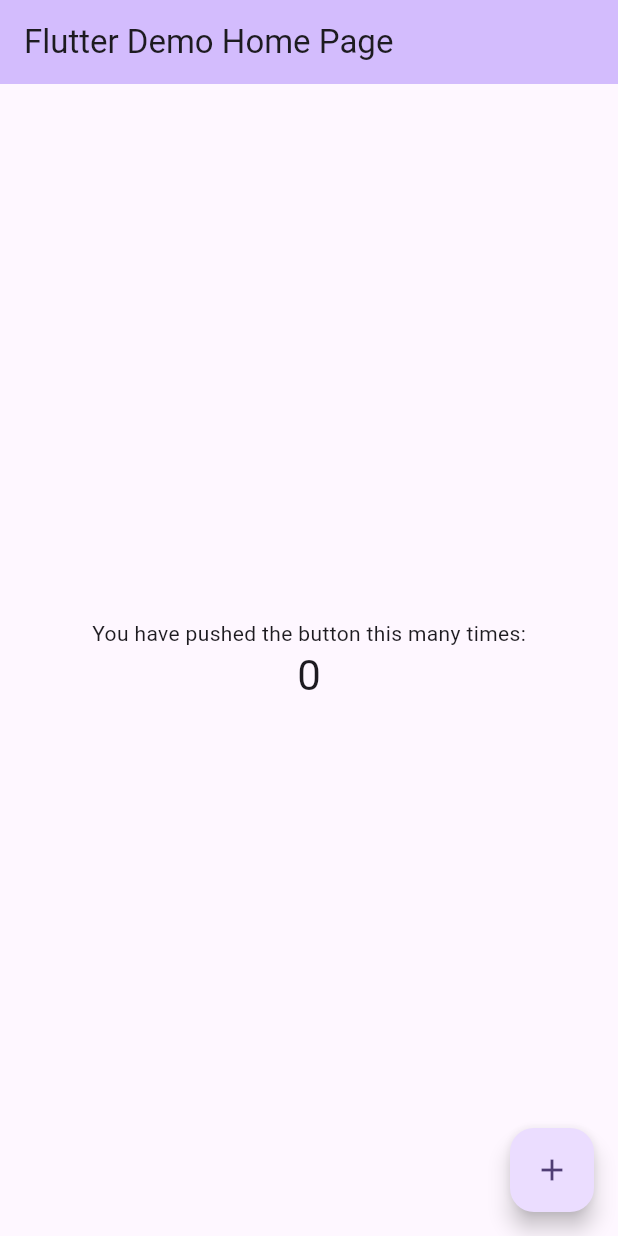
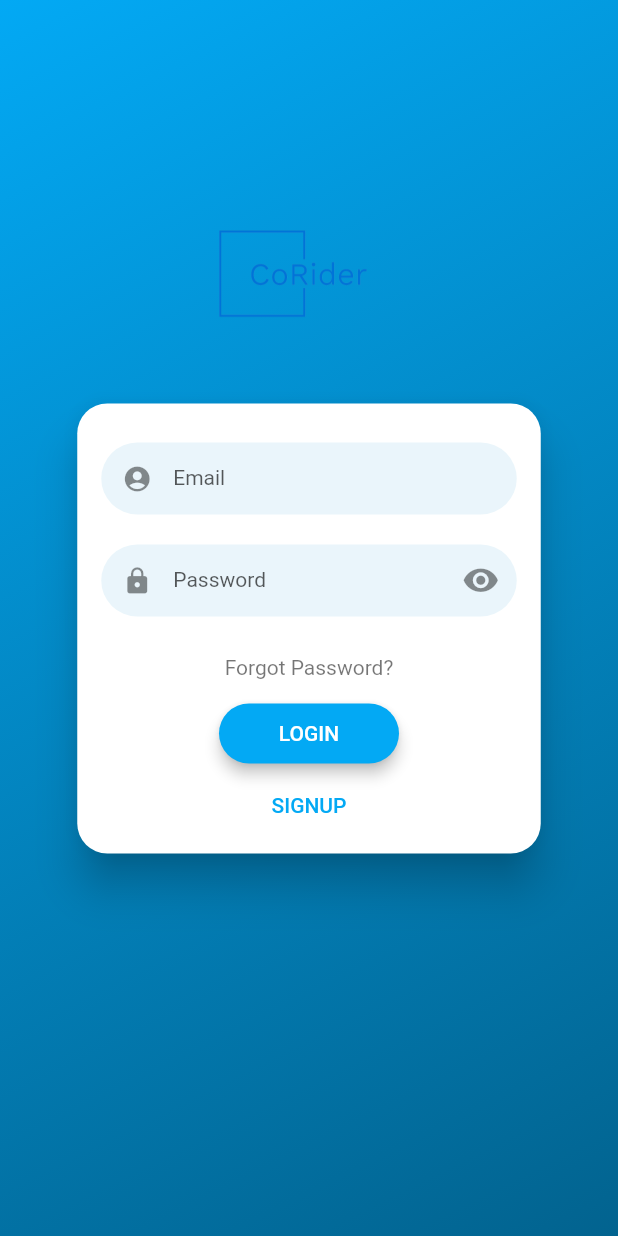
Before and after one commit to Svision/CoRider, a Flutter app: the screen it shows after launch, on a phone screen of 412 x 824 dp. Run offline on Flutter 3.47's test engine with Material 2 defaults, Android fonts, the phone set to English and light mode, and no system bars; drawn by our look-alikes of flutter_login; our stand-ins replace firebase_core; accounts and stored records are empty.

Commit message:
Add login

```diff
--- a/lib/main.dart
+++ b/lib/main.dart
@@ -1,3 +1,4 @@
+import 'package:corider/screens/login.dart';
 import 'package:flutter/material.dart';
 import 'package:firebase_core/firebase_core.dart';
 import 'firebase_options.dart';
@@ -17,115 +18,11 @@ class MyApp extends StatelessWidget {
   @override
   Widget build(BuildContext context) {
     return MaterialApp(
-      title: 'Flutter Demo',
+      title: 'CoRider',
       theme: ThemeData(
-        // This is the theme of your application.
-        //
-        // TRY THIS: Try running your application with "flutter run". You'll see
-        // the application has a blue toolbar. Then, without quitting the app,
-        // try changing the seedColor in the colorScheme below to Colors.green
-        // and then invoke "hot reload" (save your changes or press the "hot
-        // reload" button in a Flutter-supported IDE, or press "r" if you used
-        // the command line to start the app).
-        //
-        // Notice that the counter didn't reset back to zero; the application
-        // state is not lost during the reload. To reset the state, use hot
-        // restart instead.
-        //
-        // This works for code too, not just values: Most code changes can be
-        // tested with just a hot reload.
-        colorScheme: ColorScheme.fromSeed(seedColor: Colors.deepPurple),
-        useMaterial3: true,
+        primarySwatch: Colors.lightBlue,
       ),
-      home: const MyHomePage(title: 'Flutter Demo Home Page'),
+      home: LoginScreen(),
     );
   }
 }
-
-class MyHomePage extends StatefulWidget {
-  const MyHomePage({super.key, required this.title});
-
-  // This widget is the home page of your application. It is stateful, meaning
-  // that it has a State object (defined below) that contains fields that affect
-  // how it looks.
-
-  // This class is the configuration for the state. It holds the values (in this
-  // case the title) provided by the parent (in this case the App widget) and
-  // used by the build method of the State. Fields in a Widget subclass are
-  // always marked "final".
-
-  final String title;
-
-  @override
-  State<MyHomePage> createState() => _MyHomePageState();
-}
-
-class _MyHomePageState extends State<MyHomePage> {
-  int _counter = 0;
-
-  void _incrementCounter() {
-    setState(() {
-      // This call to setState tells the Flutter framework that something has
-      // changed in this State, which causes it to rerun the build method below
-      // so that the display can reflect the updated values. If we changed
-      // _counter without calling setState(), then the build method would not be
-      // called again, and so nothing would appear to happen.
-      _counter++;
-    });
-  }
-
-  @override
-  Widget build(BuildContext context) {
-    // This method is rerun every time setState is called, for instance as done
-    // by the _incrementCounter method above.
-    //
-    // The Flutter framework has been optimized to make rerunning build methods
-    // fast, so that you can just rebuild anything that needs updating rather
-    // than having to individually change instances of widgets.
-    return Scaffold(
-      appBar: AppBar(
-        // TRY THIS: Try changing the color here to a specific color (to
-        // Colors.amber, perhaps?) and trigger a hot reload to see the AppBar
-        // change color while the other colors stay the same.
-        backgroundColor: Theme.of(context).colorScheme.inversePrimary,
-        // Here we take the value from the MyHomePage object that was created by
-        // the App.build method, and use it to set our appbar title.
-        title: Text(widget.title),
-      ),
-      body: Center(
-        // Center is a layout widget. It takes a single child and positions it
-        // in the middle of the parent.
-        child: Column(
-          // Column is also a layout widget. It takes a list of children and
-          // arranges them vertically. By default, it sizes itself to fit its
-          // children horizontally, and tries to be as tall as its parent.
-          //
-          // Column has various properties to control how it sizes itself and
-          // how it positions its children. Here we use mainAxisAlignment to
-          // center the children vertically; the main axis here is the vertical
-          // axis because Columns are vertical (the cross axis would be
-          // horizontal).
-          //
-          // TRY THIS: Invoke "debug painting" (choose the "Toggle Debug Paint"
-          // action in the IDE, or press "p" in the console), to see the
-          // wireframe for each widget.
-          mainAxisAlignment: MainAxisAlignment.center,
-          children: <Widget>[
-            const Text(
-              'You have pushed the button this many times:',
-            ),
-            Text(
-              '$_counter',
-              style: Theme.of(context).textTheme.headlineMedium,
-            ),
-          ],
-        ),
-      ),
-      floatingActionButton: FloatingActionButton(
-        onPressed: _incrementCounter,
-        tooltip: 'Increment',
-        child: const Icon(Icons.add),
-      ), // This trailing comma makes auto-formatting nicer for build methods.
-    );
-  }
-}
--- /dev/null
+++ b/lib/screens/login.dart
@@ -0,0 +1,57 @@
+import 'package:flutter/material.dart';
+import 'package:flutter_login/flutter_login.dart';
+
+const users = const {
+  'user': 'user',
+};
+
+class LoginScreen extends StatelessWidget {
+  Duration get loginTime => Duration(milliseconds: 1000);
+
+  Future<String?> _authUser(LoginData data) {
+    debugPrint('Name: ${data.name}, Password: ${data.password}');
+    return Future.delayed(loginTime).then((_) {
+      if (!users.containsKey(data.name)) {
+        return 'User not exists';
+      }
+      if (users[data.name] != data.password) {
+        return 'Password does not match';
+      }
+      return null;
+    });
+  }
+
+  Future<String?> _signupUser(SignupData data) {
+    debugPrint('Signup Name: ${data.name}, Password: ${data.password}');
+    return Future.delayed(loginTime).then((_) {
+      return null;
+    });
+  }
+
+  Future<String?> _recoverPassword(String name) {
+    debugPrint('Name: $name');
+    return Future.delayed(loginTime).then((_) {
+      if (!users.containsKey(name)) {
+        return 'User not exists';
+      }
+      return null;
+    });
+  }
+
+  @override
+  Widget build(BuildContext context) {
+    return FlutterLogin(
+      logo: const AssetImage('assets/images/logo.png'),
+      onLogin: _authUser,
+      onSignup: _signupUser,
+      onSubmitAnimationCompleted: () {
+        Navigator.of(context).pushReplacement(MaterialPageRoute(
+          builder: (context) => const SizedBox.shrink(),
+        ));
+      },
+      userValidator: (value) => null,
+      passwordValidator: (value) => null,
+      onRecoverPassword: _recoverPassword,
+    );
+  }
+}
```
Also changed, not shown: pubspec.yaml (+4 -42 lines), assets/images/logo.png (added), lib/models/user.dart (added), lib/utils/utils.dart (added), lib/widgets/appbar.dart (added), 8 other files.
